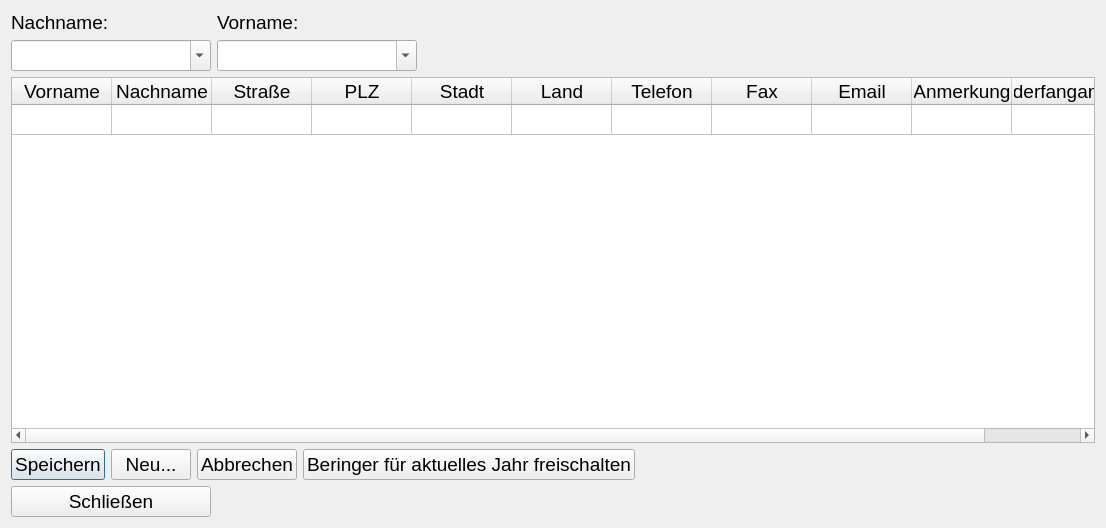
This is Beringungsoberflaeche/beringer/untitled/beringerverwaltung.ui in StefanBongers/Ui_Settings.py as Qt 5 draws it before an edit. The edited form follows.
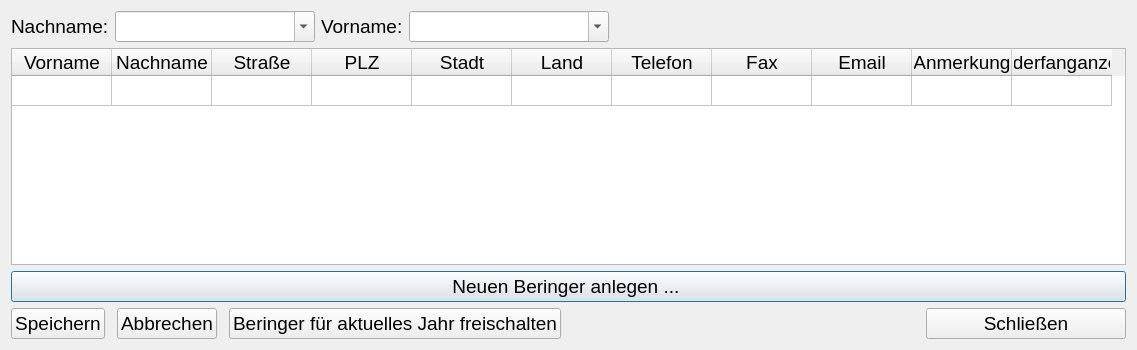
This is the edited form.

Commit message: stablizing ringer management window

The edit to the form file:
```diff
--- a/Beringungsoberflaeche/beringer/untitled/beringerverwaltung.ui
+++ b/Beringungsoberflaeche/beringer/untitled/beringerverwaltung.ui
@@ -6,8 +6,8 @@
    <rect>
     <x>0</x>
     <y>0</y>
-    <width>1106</width>
-    <height>528</height>
+    <width>1137</width>
+    <height>350</height>
    </rect>
   </property>
   <property name="sizePolicy">
@@ -19,33 +19,12 @@
   <property name="windowTitle">
    <string>beringerverwaltung</string>
   </property>
-  <layout class="QGridLayout" name="gridLayout_2">
-   <item row="0" column="0">
-    <layout class="QVBoxLayout" name="verticalLayout">
+  <layout class="QVBoxLayout" name="verticalLayout_2">
+   <item>
+    <layout class="QVBoxLayout" name="verticalLayout" stretch="0,1,0,0">
      <item>
-      <layout class="QGridLayout" name="gridLayout">
-       <item row="1" column="0">
-        <widget class="QComboBox" name="CMB_nachname">
-         <property name="minimumSize">
-          <size>
-           <width>200</width>
-           <height>0</height>
-          </size>
-         </property>
-         <property name="font">
-          <font>
-           <pointsize>14</pointsize>
-          </font>
-         </property>
-         <property name="editable">
-          <bool>true</bool>
-         </property>
-         <property name="insertPolicy">
-          <enum>QComboBox::NoInsert</enum>
-         </property>
-        </widget>
-       </item>
-       <item row="0" column="0">
+      <layout class="QHBoxLayout" name="horizontalLayout">
+       <item>
         <widget class="QLabel" name="label">
          <property name="font">
           <font>
@@ -57,21 +36,8 @@
          </property>
         </widget>
        </item>
-       <item row="1" column="2">
-        <spacer name="horizontalSpacer">
-         <property name="orientation">
-          <enum>Qt::Horizontal</enum>
-         </property>
-         <property name="sizeHint" stdset="0">
-          <size>
-           <width>40</width>
-           <height>20</height>
-          </size>
-         </property>
-        </spacer>
-       </item>
-       <item row="1" column="1">
-        <widget class="QComboBox" name="CMB_nachname_2">
+       <item>
+        <widget class="QComboBox" name="CMB_nachname">
          <property name="minimumSize">
           <size>
            <width>200</width>
@@ -91,7 +57,7 @@
          </property>
         </widget>
        </item>
-       <item row="0" column="1">
+       <item>
         <widget class="QLabel" name="label_2">
          <property name="font">
           <font>
@@ -103,6 +69,40 @@
          </property>
         </widget>
        </item>
+       <item>
+        <widget class="QComboBox" name="CMB_nachname_2">
+         <property name="minimumSize">
+          <size>
+           <width>200</width>
+           <height>0</height>
+          </size>
+         </property>
+         <property name="font">
+          <font>
+           <pointsize>14</pointsize>
+          </font>
+         </property>
+         <property name="editable">
+          <bool>true</bool>
+         </property>
+         <property name="insertPolicy">
+          <enum>QComboBox::NoInsert</enum>
+         </property>
+        </widget>
+       </item>
+       <item>
+        <spacer name="horizontalSpacer_2">
+         <property name="orientation">
+          <enum>Qt::Horizontal</enum>
+         </property>
+         <property name="sizeHint" stdset="0">
+          <size>
+           <width>40</width>
+           <height>20</height>
+          </size>
+         </property>
+        </spacer>
+       </item>
       </layout>
      </item>
      <item>
@@ -193,7 +193,28 @@
       </widget>
      </item>
      <item>
-      <layout class="QHBoxLayout" name="horizontalLayout_2">
+      <widget class="QPushButton" name="BTN_neu">
+       <property name="sizePolicy">
+        <sizepolicy hsizetype="Minimum" vsizetype="Maximum">
+         <horstretch>0</horstretch>
+         <verstretch>0</verstretch>
+        </sizepolicy>
+       </property>
+       <property name="font">
+        <font>
+         <pointsize>14</pointsize>
+        </font>
+       </property>
+       <property name="text">
+        <string>Neuen Beringer anlegen ... </string>
+       </property>
+      </widget>
+     </item>
+     <item>
+      <layout class="QHBoxLayout" name="horizontalLayout_3">
+       <property name="spacing">
+        <number>12</number>
+       </property>
        <item>
         <widget class="QPushButton" name="BTN_speichern">
          <property name="sizePolicy">
@@ -212,24 +233,6 @@
          </property>
         </widget>
        </item>
-       <item>
-        <widget class="QPushButton" name="BTN_neu">
-         <property name="sizePolicy">
-          <sizepolicy hsizetype="Minimum" vsizetype="Maximum">
-           <horstretch>0</horstretch>
-           <verstretch>0</verstretch>
-          </sizepolicy>
-         </property>
-         <property name="font">
-          <font>
-           <pointsize>14</pointsize>
-          </font>
-         </property>
-         <property name="text">
-          <string>Neu...</string>
-         </property>
-        </widget>
-       </item>
        <item>
         <widget class="QPushButton" name="BTN_abbrechen">
          <property name="sizePolicy">
@@ -267,7 +270,7 @@
         </widget>
        </item>
        <item>
-        <spacer name="horizontalSpacer_3">
+        <spacer name="horizontalSpacer">
          <property name="orientation">
           <enum>Qt::Horizontal</enum>
          </property>
@@ -279,44 +282,23 @@
          </property>
         </spacer>
        </item>
-      </layout>
-     </item>
-     <item>
-      <layout class="QVBoxLayout" name="verticalLayout_2">
        <item>
-        <layout class="QHBoxLayout" name="horizontalLayout_3">
-         <item>
-          <widget class="QPushButton" name="BTN_schliessen">
-           <property name="minimumSize">
-            <size>
-             <width>200</width>
-             <height>25</height>
-            </size>
-           </property>
-           <property name="font">
-            <font>
-             <pointsize>14</pointsize>
-            </font>
-           </property>
-           <property name="text">
-            <string>Schließen</string>
-           </property>
-          </widget>
-         </item>
-         <item>
-          <spacer name="horizontalSpacer_4">
-           <property name="orientation">
-            <enum>Qt::Horizontal</enum>
-           </property>
-           <property name="sizeHint" stdset="0">
-            <size>
-             <width>40</width>
-             <height>20</height>
-            </size>
-           </property>
-          </spacer>
-         </item>
-        </layout>
+        <widget class="QPushButton" name="BTN_schliessen">
+         <property name="minimumSize">
+          <size>
+           <width>200</width>
+           <height>25</height>
+          </size>
+         </property>
+         <property name="font">
+          <font>
+           <pointsize>14</pointsize>
+          </font>
+         </property>
+         <property name="text">
+          <string>Schließen</string>
+         </property>
+        </widget>
        </item>
       </layout>
      </item>
```
The commit also changes 7 other files.
